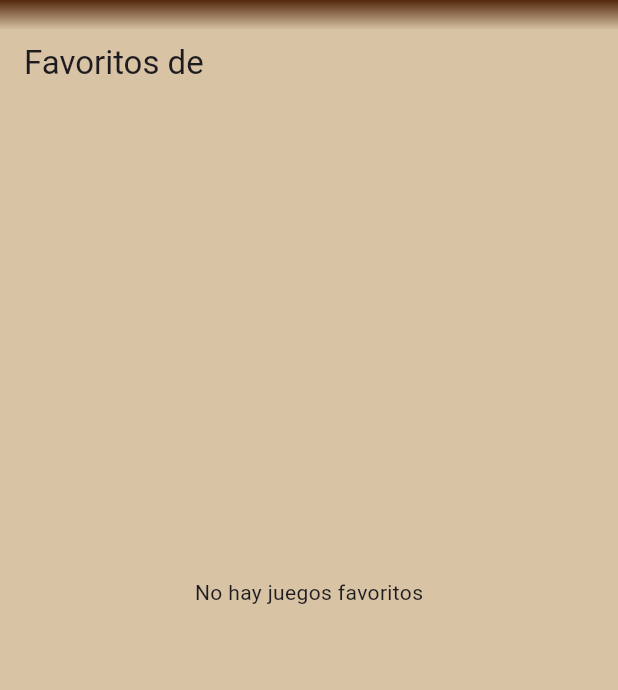
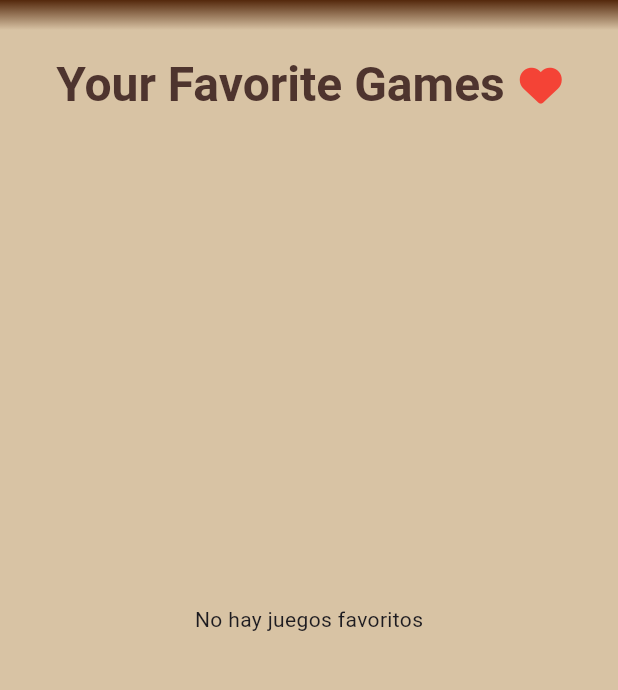
Before and after one commit to juanotturi/board_game_lovers, a Flutter app: the MyGamesScreen screen opened by its route, after a tap on an icon or button, on a phone screen of 412 x 824 dp, the part 135-825 px from its top. Run offline on Flutter 3.47's test engine with Material 3 defaults, Android fonts, the phone set to English and light mode, and no system bars; our stand-ins replace cached_network_image, cloud_firestore, firebase_auth, firebase_core, font_awesome_flutter, go_router and 1 more; missing offline and left inert: bgg_api; accounts and stored records are empty; network calls fail.

Commit message:
se remueve el recuperar contraseña precarga de informacion de mis favoritos para que la pantalla cargue mas rapido

```diff
--- a/lib/screens/login_screen.dart
+++ b/lib/screens/login_screen.dart
@@ -196,17 +196,6 @@ class LoginScreenState extends State<LoginScreen> {
                                   ),
                           ),
                           const SizedBox(height: 10),
-                          if (_isLogin)
-                            TextButton(
-                              onPressed: () {
-                                // Navegar a la pantalla de restablecer contraseña
-                              },
-                              child: const Text(
-                                'Forgot your password?',
-                                style: TextStyle(color: Colors.black),
-                              ),
-                            ),
-                          const SizedBox(height: 10),
                           ElevatedButton.icon(
                             icon: Image.asset('assets/google_logo.png',
                                 height: 24),
--- a/lib/screens/my_games_screen.dart
+++ b/lib/screens/my_games_screen.dart
@@ -6,56 +6,54 @@ import 'package:board_game_lovers/widgets/menu.dart';
 import 'package:cached_network_image/cached_network_image.dart';
 import 'package:go_router/go_router.dart';
 import 'package:board_game_lovers/screens/game_detail_screen.dart';
+import 'package:font_awesome_flutter/font_awesome_flutter.dart';
 
 class MyGamesScreen extends StatefulWidget {
   static const String name = '/mygames';
   const MyGamesScreen({super.key});
 
   @override
-  // ignore: library_private_types_in_public_api
-  _MyGamesScreenState createState() => _MyGamesScreenState();
+  MyGamesScreenState createState() => MyGamesScreenState();
 }
 
-class _MyGamesScreenState extends State<MyGamesScreen> {
-  BGLUser? _user;
-
-  @override
-  void initState() {
-    super.initState();
-    _loadCurrentUser();
-  }
-
-  Future<void> _loadCurrentUser() async {
-    final userController = Provider.of<UserController>(context, listen: false);
-    final user = await userController.getCurrentUser();
-    setState(() {
-      _user = user;
-    });
-  }
-
+class MyGamesScreenState extends State<MyGamesScreen> {
   @override
   Widget build(BuildContext context) {
+    final userController = Provider.of<UserController>(context);
+    final BGLUser? user = userController.currentBGLUser;
+
     return Scaffold(
       appBar: const AppMenu(),
-      body: _buildContent(),
+      body: _buildContent(user),
       backgroundColor: const Color.fromARGB(255, 216, 195, 164),
     );
   }
 
-  Widget _buildContent() {
-    if (_user != null) {
+  Widget _buildContent(BGLUser? user) {
+    if (user != null) {
       return Column(
         crossAxisAlignment: CrossAxisAlignment.start,
         children: [
-          Padding(
-            padding: const EdgeInsets.only(left: 16, top: 8),
-            child: Text(
-              'Favoritos de ${_user!.name}',
-              style: Theme.of(context).textTheme.titleLarge,
+          Container(
+            width: double.infinity,
+            padding: const EdgeInsets.symmetric(vertical: 16.0, horizontal: 24.0),
+            child: Row(
+              mainAxisAlignment: MainAxisAlignment.center,
+              children: [
+                Text(
+                  'Your Favorite Games',
+                  style: Theme.of(context).textTheme.headlineLarge?.copyWith(
+                    color: Colors.brown[800],
+                    fontWeight: FontWeight.bold,
+                  ),
+                ),
+                const SizedBox(width: 10),
+                const FaIcon(FontAwesomeIcons.solidHeart, color: Colors.red, size: 28),
+              ],
             ),
           ),
           Expanded(
-            child: buildFavoriteGamesList(_user!),
+            child: buildFavoriteGamesList(user),
           ),
         ],
       );
@@ -67,14 +65,14 @@ class _MyGamesScreenState extends State<MyGamesScreen> {
   }
 
   Widget buildFavoriteGamesList(BGLUser user) {
-    if (user.favoriteGames == null || user.favoriteGames!.isEmpty) {
+    if (user.favoriteGamesDetails == null || user.favoriteGamesDetails!.isEmpty) {
       return const Center(
         child: Text('No hay juegos favoritos'),
       );
     } else {
       return ListView.builder(
         padding: const EdgeInsets.all(16.0),
-        itemCount: user.favoriteGames!.length,
+        itemCount: user.favoriteGamesDetails!.length,
         itemBuilder: (context, index) {
           final game = user.favoriteGamesDetails![index];
           return GestureDetector(
```
